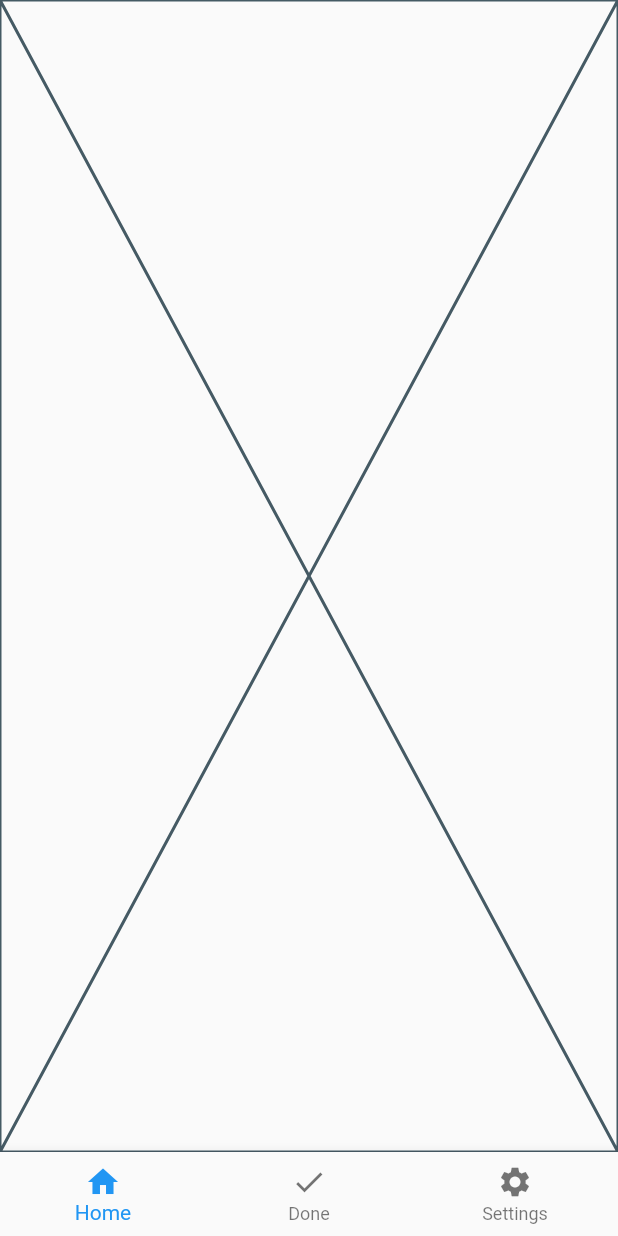
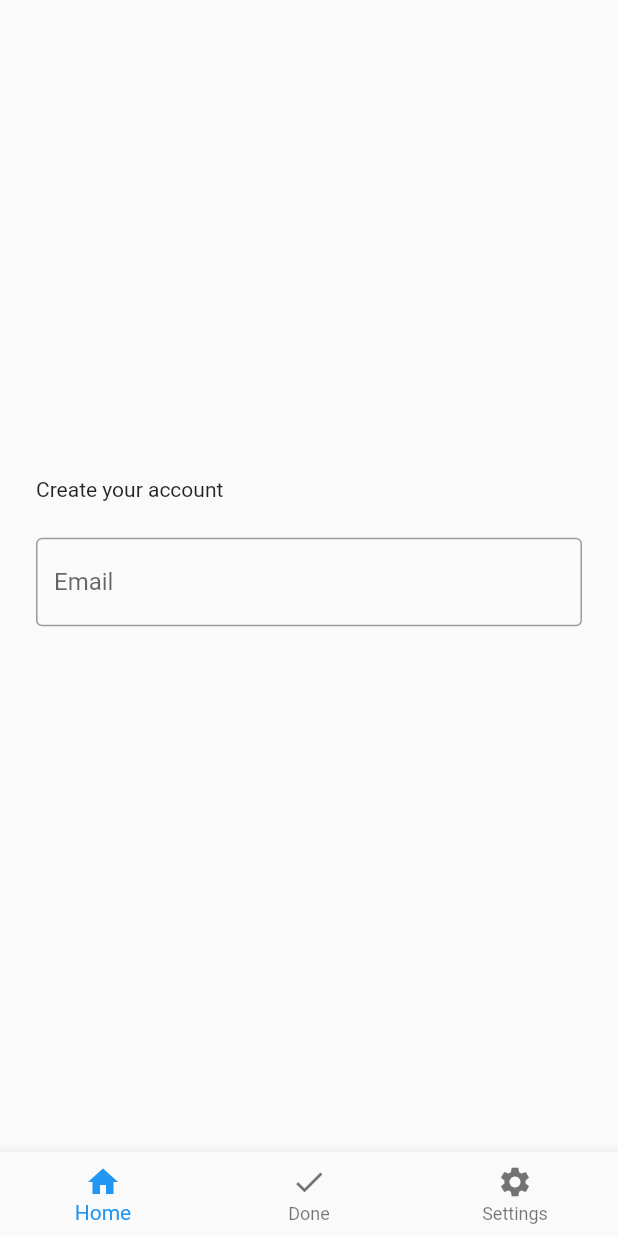
Before and after one commit to estherirawati/todoapp, a Flutter app: the screen it shows after launch, on a phone screen of 412 x 824 dp. Run offline on Flutter 3.47's test engine with Material 2 defaults, Android fonts, the phone set to English and light mode, and no system bars.

Commit message:
3rd update

```diff
--- a/lib/main.dart
+++ b/lib/main.dart
@@ -1,4 +1,6 @@
 import 'package:flutter/material.dart';
+import 'package:provider/provider.dart';
+import 'package:todoapp/provider/donetodoprovider.dart';
 import 'package:todoapp/ui/todolistpage.dart';
 
 import 'ui/donetodopage.dart';
@@ -18,9 +20,14 @@ class MyApp extends StatefulWidget {
 
 class _MyAppState extends State<MyApp> {
   // This widget is the root of your application.
+  //final List<String> doneTodoList = const[];
+
   @override
   Widget build(BuildContext context) {
-    return MaterialApp(
+    return ChangeNotifierProvider(
+      create: (context)=>DoneTodoProvider(),
+      child:
+        MaterialApp(
           title: 'Flutter Demo',
           theme: ThemeData(
             // This is the theme of your application.
@@ -49,6 +56,7 @@ class _MyAppState extends State<MyApp> {
                     onTap: (index)async{
                       switch(index) {
                         case 0: Navigator.of(context).push(MaterialPageRoute(builder: (context){
+                          //return ToDoListPage(doneTodoList: doneTodoList,);
                           return ToDoListPage();
                           }));
                           break;
@@ -66,6 +74,7 @@ class _MyAppState extends State<MyApp> {
               },
             )
           )
+        ),
     );
   }
 }
--- /dev/null
+++ b/lib/provider/donetodoprovider.dart
@@ -0,0 +1,13 @@
+
+
+import 'package:flutter/foundation.dart';
+
+class DoneTodoProvider extends ChangeNotifier{
+  final List<String> _doneTodoList =  <String> [];
+  List<String> get doneTodoList => _doneTodoList;
+  void complete(String todo)
+  {
+    _doneTodoList.add(todo);
+    notifyListeners();
+  }
+}
--- a/lib/ui/loginpage.dart
+++ b/lib/ui/loginpage.dart
@@ -9,8 +9,45 @@ class LoginPage extends StatefulWidget {
 }
 
 class _LoginPageState extends State<LoginPage> {
+  bool _isLoading=false;
+  var _emailController = TextEditingController();
   @override
   Widget build(BuildContext context) {
-    return const Placeholder();
+    return Scaffold(
+      body: Padding(
+        padding: const EdgeInsets.symmetric(horizontal: 24.0),
+        child: Column(
+          mainAxisAlignment: MainAxisAlignment.center,
+          crossAxisAlignment: CrossAxisAlignment.stretch,
+          children: [
+            _isLoading?const Center(child: CircularProgressIndicator()):Container(),
+            const SizedBox(height: 24),
+            Text('Create your account'),
+            const SizedBox(height: 24),
+            TextField(
+              controller: _emailController,
+              keyboardType: TextInputType.emailAddress,
+              decoration: const InputDecoration(
+                border: OutlineInputBorder(),
+                hintText: 'Email'
+              ),
+            ),
+            const SizedBox(height: 8),
+            MaterialButton(
+                height: 40,
+                shape: RoundedRectangleBorder(borderRadius: BorderRadius.circular(16)),
+                onPressed: () async {
+                  setState(() {
+                    _isLoading=true;
+                  });
+                  final email = _emailController.text;
+                  final snackbar = SnackBar(content: Text(email));
+                  ScaffoldMessenger.of(context).showSnackBar(snackbar);
+                }
+            )
+          ],
+        )
+      ),
+    );
   }
 }
--- a/pubspec.yaml
+++ b/pubspec.yaml
@@ -28,6 +28,7 @@ environment:
 # the latest version available on pub.dev. To see which dependencies have newer
 # versions available, run `flutter pub outdated`.
 dependencies:
+  provider: ^6.0.3
   flutter:
     sdk: flutter
 
```
Also changed, not shown: lib/ui/donetodopage.dart (+18 -2 lines), lib/ui/todolistpage.dart (+14 -6 lines), pubspec.lock. Lines whose indentation alone changed are shown as unchanged.
